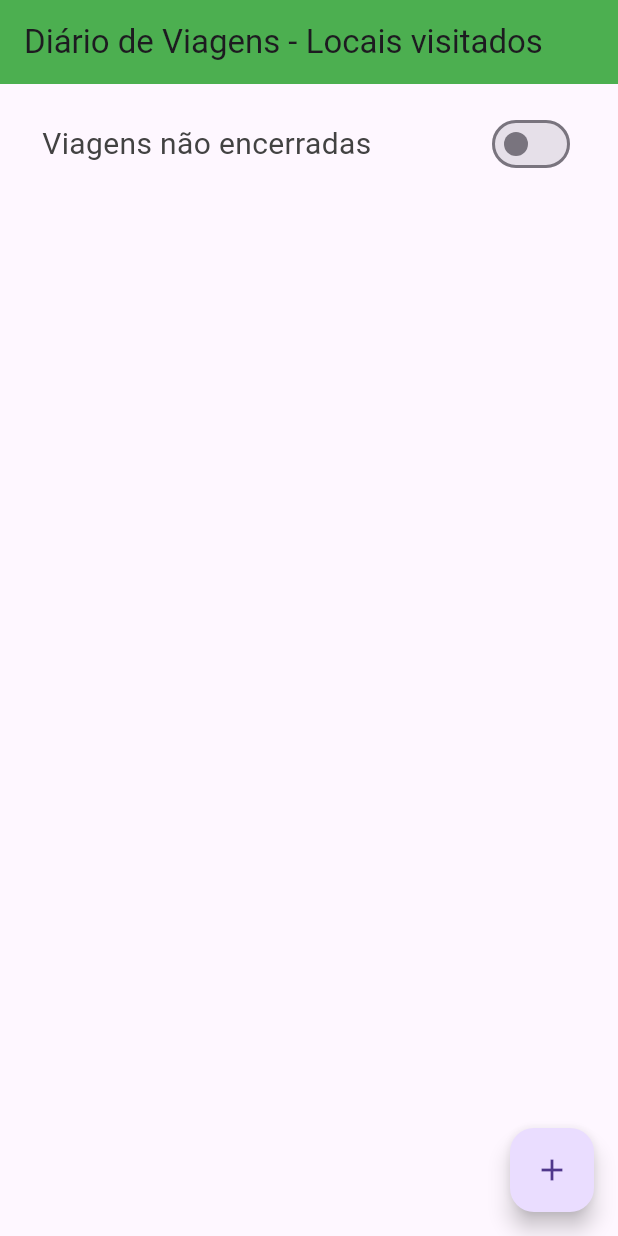
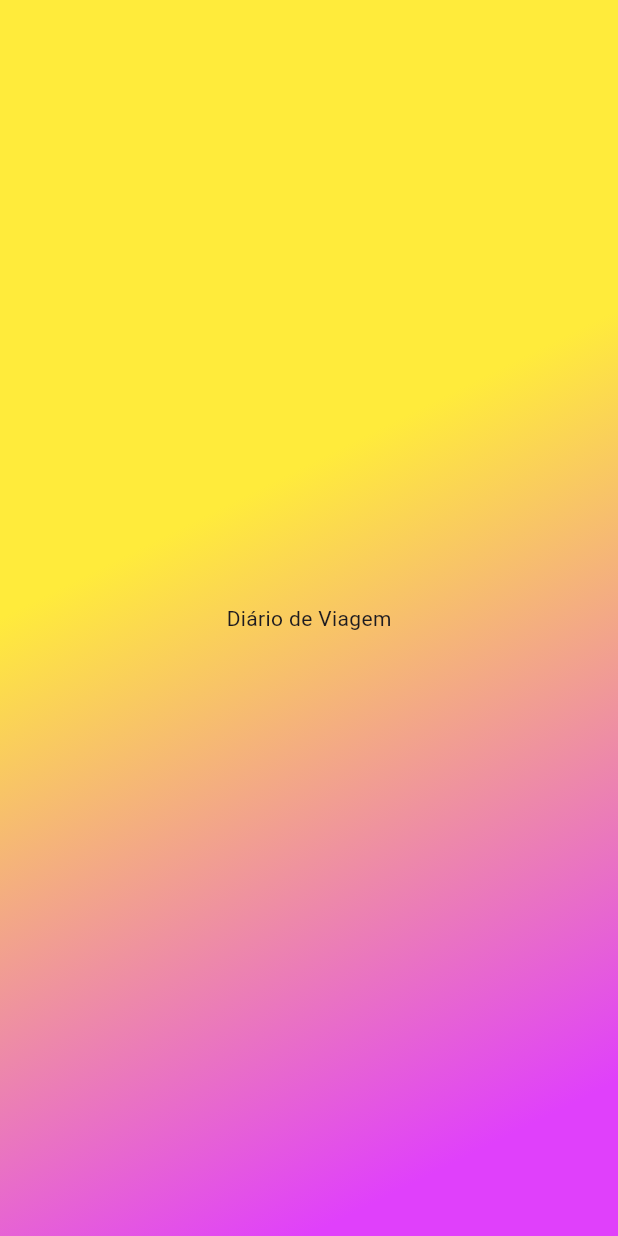
Before and after one commit to FabioPortella/diario_viagens, a Flutter app: the screen it shows after launch, on a phone screen of 412 x 824 dp. Run offline on Flutter 3.47's test engine with Material 3 defaults, Android fonts, the phone set to English and light mode, and no system bars; our stand-ins replace image_picker, sqflite; accounts and stored records are empty.

Commit message:
criando SplashPage e instalando animated_text_kit

```diff
--- a/lib/my_app.dart
+++ b/lib/my_app.dart
@@ -1,6 +1,6 @@
-import 'package:diario_viagens/pages/diario_viagem_sqlite_page.dart';
+//import 'package:diario_viagens/pages/diario_viagem_sqlite_page.dart';
+import 'package:diario_viagens/pages/splash_screen/splash_screen_page.dart';
 import 'package:flutter/material.dart';
-import 'package:google_fonts/google_fonts.dart';
 
 class MyApp extends StatelessWidget {
   // stl - atalho
@@ -8,13 +8,9 @@ class MyApp extends StatelessWidget {
 
   @override
   Widget build(BuildContext context) {
-    return MaterialApp(
+    return const MaterialApp(
       debugShowCheckedModeBanner: false, // retira a faixa DEBUG do app
-      theme: ThemeData(
-        primarySwatch: Colors.green,
-        textTheme: GoogleFonts.robotoTextTheme(),
-      ),
-      home: const ViagemPageSQLite(),
+      home: SplashScreenPage(),
     );
   }
 }
--- /dev/null
+++ b/lib/pages/splash_screen/splash_screen_page.dart
@@ -0,0 +1,26 @@
+import 'package:flutter/material.dart';
+
+class SplashScreenPage extends StatefulWidget {
+  const SplashScreenPage({super.key});
+
+  @override
+  State<SplashScreenPage> createState() => _SplashScreenPageState();
+}
+
+class _SplashScreenPageState extends State<SplashScreenPage> {
+  @override
+  Widget build(BuildContext context) {
+    return SafeArea(
+        child: Scaffold(
+      body: Container(
+        decoration: const BoxDecoration(
+            gradient: LinearGradient(
+                begin: Alignment.topLeft,
+                end: Alignment.bottomRight,
+                colors: [Colors.yellow, Colors.purpleAccent],
+                stops: [0.4, 0.9])),
+        child: const Center(child: Text("Diário de Viagem")),
+      ),
+    ));
+  }
+}
--- a/pubspec.yaml
+++ b/pubspec.yaml
@@ -40,6 +40,7 @@ dependencies:
   path_provider: ^2.1.1
   sqflite: ^2.3.0
   image_picker: ^1.0.4
+  animated_text_kit: ^4.2.2
 
 dev_dependencies:
   flutter_launcher_icons: "^0.13.1"
```
Also changed, not shown: pubspec.lock.
